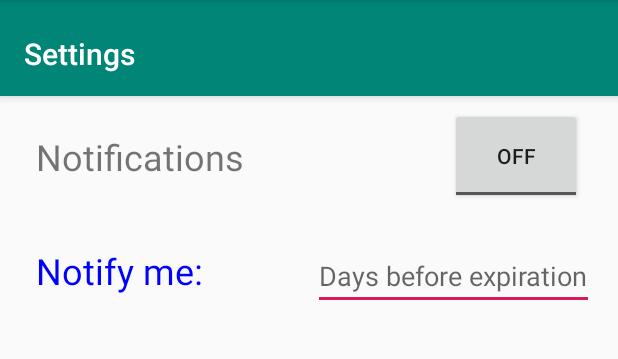
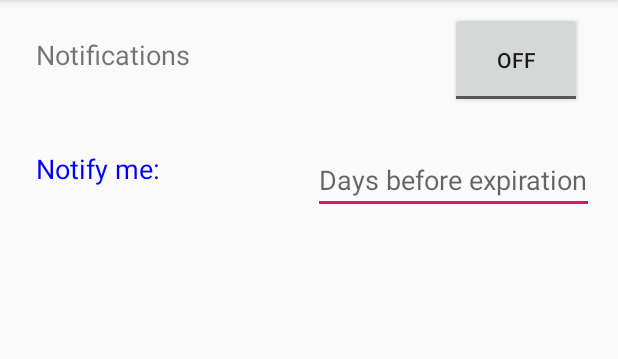
Before and after one commit to SeeminSyed/WhatsInMyFridge, an Android app: the fragment SettingsFragment shown on its own in the app's theme, on a phone screen of 412 x 824 dp, the part 84-443 px from its top. Run offline under Robolectric (Android 15) with nearby library versions, the phone set to English and light mode, and no system bars; 1 statement that could not run was skipped.

Commit message:
Font size changes. Removed toolbar

```diff
--- a/WhatsInMyFridge/app/src/main/res/layout/fragment_settings.xml
+++ b/WhatsInMyFridge/app/src/main/res/layout/fragment_settings.xml
@@ -6,26 +6,7 @@
     android:layout_height="match_parent"
     android:orientation="vertical">
 
-    <android.support.design.widget.AppBarLayout
-        android:id="@+id/fragappbar"
-        android:layout_width="match_parent"
-        android:layout_height="wrap_content"
-        android:paddingTop="@dimen/appbar_padding_top"
-        android:theme="@style/AppTheme.AppBarOverlay">
 
-        <android.support.v7.widget.Toolbar
-            android:id="@+id/toolbar"
-            android:layout_width="match_parent"
-            android:layout_height="?attr/actionBarSize"
-            android:layout_weight="1"
-            android:background="?attr/colorPrimary"
-            app:layout_scrollFlags="scroll|enterAlways"
-            app:popupTheme="@style/AppTheme.PopupOverlay"
-            app:title="Settings">
-
-        </android.support.v7.widget.Toolbar>
-
-    </android.support.design.widget.AppBarLayout>
 
     <android.support.constraint.ConstraintLayout
         android:layout_width="match_parent"
@@ -36,7 +17,7 @@
             android:layout_width="wrap_content"
             android:layout_height="42dp"
             android:text="Notifications"
-            android:textSize="24sp"
+            android:textSize="18sp"
             android:layout_marginLeft="24dp"
             android:layout_marginTop="24dp"
             app:layout_constraintStart_toStartOf="parent"
@@ -48,7 +29,7 @@
             android:layout_height="42dp"
             android:text="Notify me: "
             android:textColor="#0000ff"
-            android:textSize="24sp"
+            android:textSize="18sp"
             android:layout_marginLeft="24dp"
             android:layout_marginTop="100dp"
             app:layout_constraintStart_toStartOf="parent"
```
